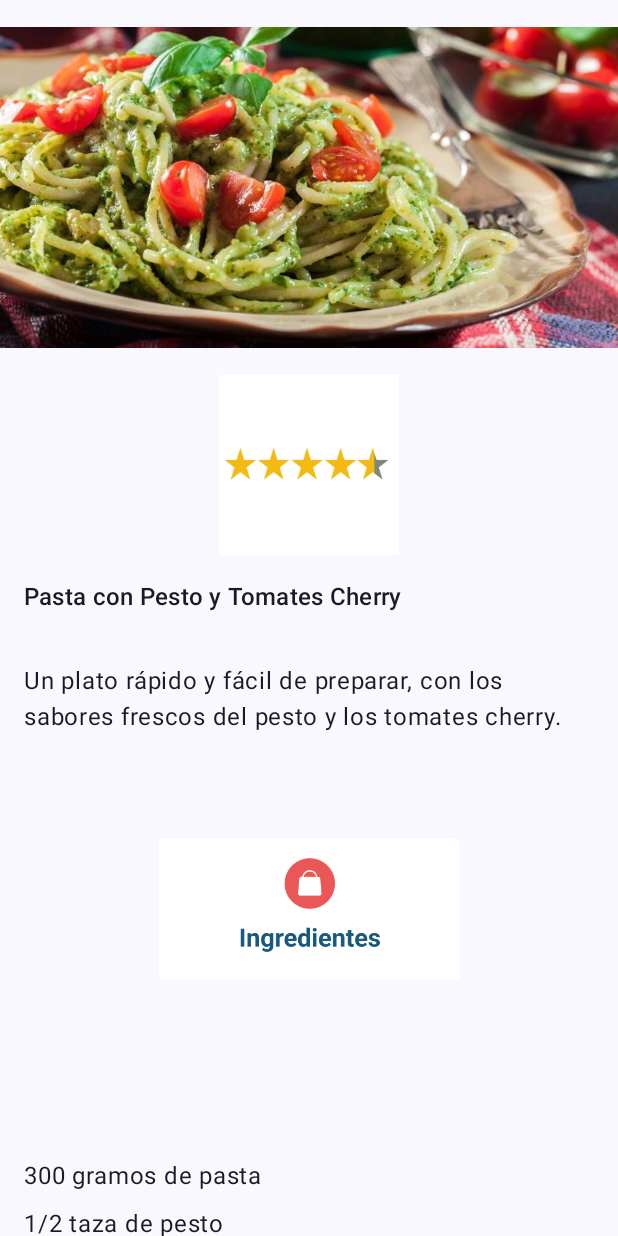
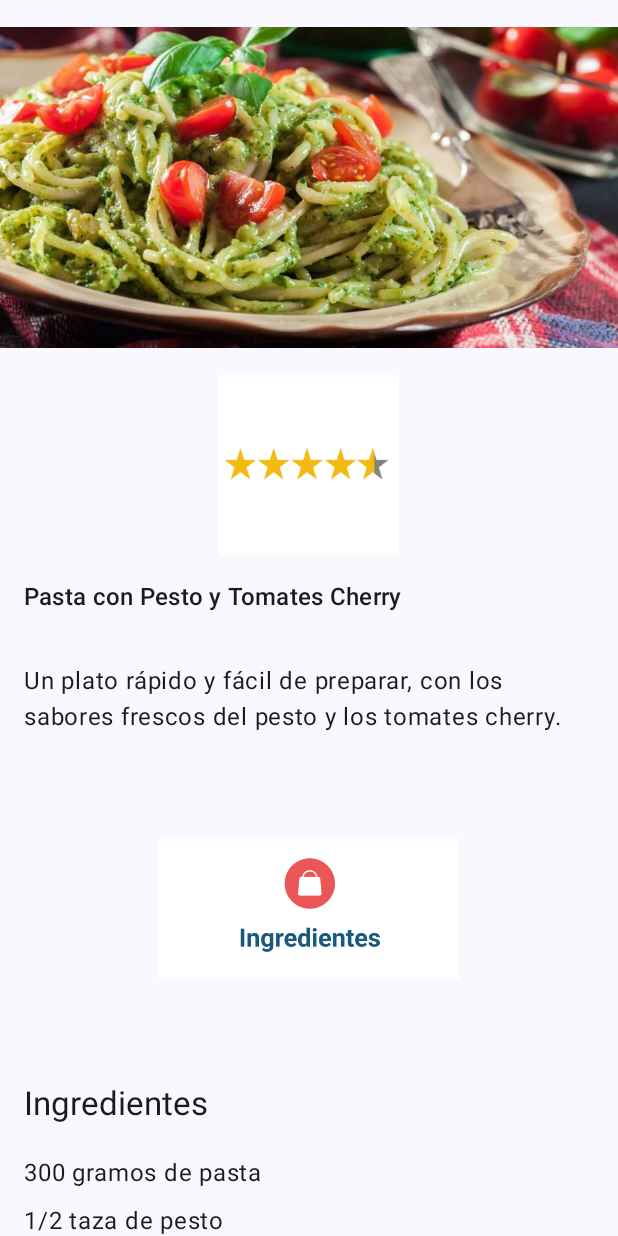
Before and after one commit to BARHUG0/Lab6_PlataformasMoviles, an Android app built with Jetpack Compose: the RecipeDetailScreen screen opened through its navigation route, on a phone screen of 412 x 824 dp. Run offline under Robolectric (Android 15) with nearby library versions, the light colour scheme and no system bars.

Commit message:
RecipieDetails scroll done

```diff
--- a/app/src/main/java/gt/edu/uvg/lab6_plataformasmoviles/screens/Recipe_details.kt
+++ b/app/src/main/java/gt/edu/uvg/lab6_plataformasmoviles/screens/Recipe_details.kt
@@ -1,6 +1,7 @@
 package gt.edu.uvg.lab6_plataformasmoviles
 
 import androidx.compose.foundation.Image
+import androidx.compose.foundation.layout.Box
 import androidx.compose.foundation.layout.width
 import androidx.compose.material3.IconButton
 import androidx.compose.material3.Icon
@@ -10,6 +11,7 @@ import androidx.compose.material.icons.filled.ShoppingCart
 import androidx.compose.material.icons.filled.Check
 import androidx.compose.foundation.lazy.itemsIndexed
 import androidx.compose.material3.MaterialTheme
+import androidx.compose.ui.Alignment
 
 
 import androidx.compose.foundation.lazy.LazyColumn
@@ -17,7 +19,7 @@ import androidx.compose.foundation.layout.Row
 import androidx.compose.foundation.layout.height
 import androidx.compose.foundation.layout.size
 import androidx.compose.foundation.layout.Column
-import androidx.compose.ui.Alignment
+
 
 import androidx.compose.foundation.layout.Spacer
 import androidx.compose.foundation.layout.fillMaxSize
@@ -205,10 +207,17 @@ val sopa = Recipe(
 
     )
 
+
+
 @Composable
 fun RecipeDetailScreen(recipe: Recipe) {
     Scaffold { paddingValues ->
-        Column(modifier = Modifier.padding(paddingValues)) {
+        LazyColumn(
+            modifier = Modifier
+                .padding(paddingValues)
+                .fillMaxSize() // para ocupar todo el espacio disponible
+        ) {
+            item {
                 // Imagen principal
                 Image(
                     painter = painterResource(id = recipe.imagen),
@@ -217,6 +226,9 @@ fun RecipeDetailScreen(recipe: Recipe) {
                         .fillMaxWidth()
                         .height(250.dp)
                 )
+                Box(
+                    modifier = Modifier.fillMaxWidth()
+                ) {
 
                     // Imagen de calificación
                     Image(
@@ -224,10 +236,9 @@ fun RecipeDetailScreen(recipe: Recipe) {
                         contentDescription = "Estrella de valoración",
                         modifier = Modifier
                             .size(120.dp)
-                    .align(Alignment.CenterHorizontally)
+                            .align(Alignment.Center)
                     )
-
-
+                }
 
                 // Título
                 Row(
@@ -247,61 +258,68 @@ fun RecipeDetailScreen(recipe: Recipe) {
                     text = recipe.description,
                     modifier = Modifier.padding(16.dp)
                 )
+            }
+
+            // Sección de ingredientes
+            item {
+                Box(
+                    modifier = Modifier.fillMaxWidth()
+
+                ) {
                     Image(
                         painter = painterResource(id = R.drawable.ingredientes),
                         contentDescription = "Lista de compras",
                         modifier = Modifier
                             .size(200.dp)
-                    .align(Alignment.CenterHorizontally)
-
+                            .align(Alignment.Center)
                     )
-
-
+                }
 
                 Text(
-                text = "",
+                    text = "Ingredientes",
                     style = MaterialTheme.typography.titleLarge,
                     modifier = Modifier.padding(16.dp)
-
-            )
-            LazyColumn(
-                modifier = Modifier.padding(horizontal = 16.dp)
-                    .padding(top=2.dp)
-            ) {
-                itemsIndexed(recipe.ingredients) {index, ingredient ->
-                    Text(text = ingredient, modifier = Modifier.padding(vertical = 4.dp)
                 )
             }
+
+            itemsIndexed(recipe.ingredients) { index, ingredient ->
+                Text(
+                    text = ingredient,
+                    modifier = Modifier.padding(vertical = 4.dp, horizontal = 16.dp)
+                )
             }
 
-
+            // Sección de preparación
+            item {
+                Box(
+                    modifier = Modifier.fillMaxWidth()
+                ) {
                     Image(
                         painter = painterResource(id = R.drawable.preparacion),
                         contentDescription = "Preparación",
                         modifier = Modifier
                             .size(200.dp)
-                    .align(Alignment.CenterHorizontally)
+                            .align(Alignment.Center)
                     )
+                }
 
-            // Preparación
                 Text(
-                text = "",
+                    text = "Preparación",
                     style = MaterialTheme.typography.titleMedium,
                     modifier = Modifier.padding(16.dp)
                 )
-            LazyColumn(
-                modifier = Modifier.padding(horizontal = 16.dp)
-            ) {
+            }
+
             itemsIndexed(recipe.steps) { index, step ->
                 Row(
                     modifier = Modifier
                         .fillMaxWidth()
-                            .padding(vertical = 4.dp)
+                        .padding(vertical = 4.dp, horizontal = 16.dp)
                 ) {
                     Icon(
                         imageVector = Icons.Filled.Check,
                         contentDescription = "Step completed",
-                            tint = Color.Red // Cambia el color aquí
+                        tint = Color.Red
                     )
                     Spacer(modifier = Modifier.width(16.dp))
                     Text(text = "Paso ${index + 1}: $step")
@@ -310,4 +328,3 @@ fun RecipeDetailScreen(recipe: Recipe) {
         }
     }
 }
-}
```
Lines whose indentation alone changed are shown as unchanged.
